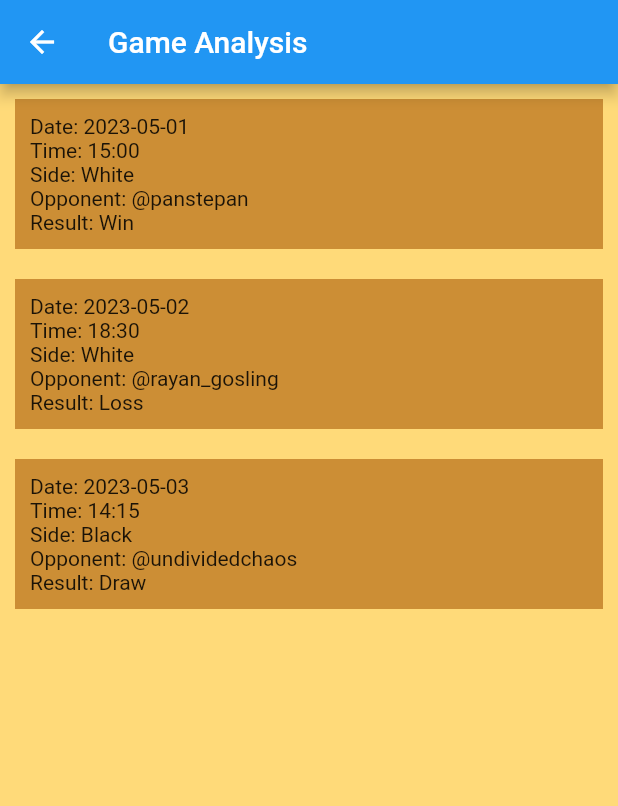
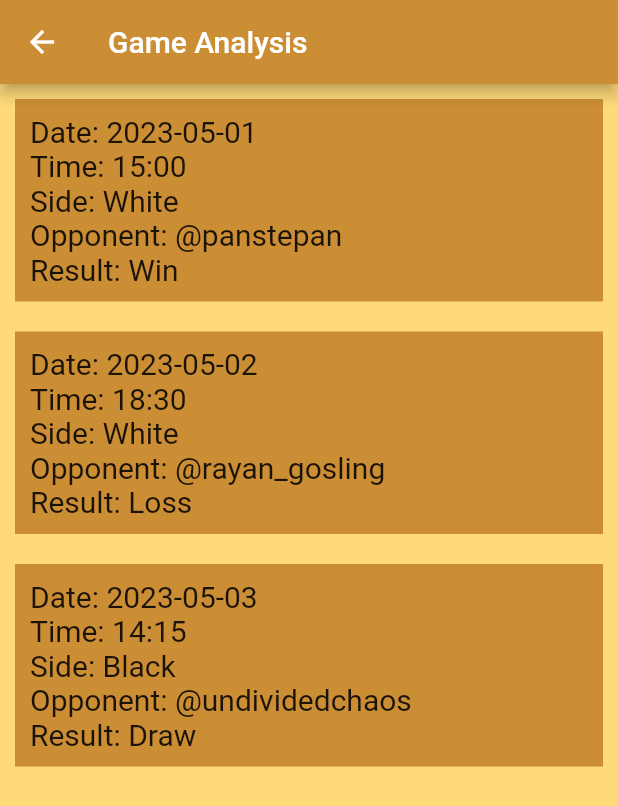
Before and after one commit to erdoganishe/Chess-Arina-Mobile, a Flutter app: the GamePage screen opened directly, on a phone screen of 412 x 824 dp. Shown: the top 806 px of the screen. Run offline on Flutter 3.47's test engine with Material 2 defaults, Android fonts, the light colour scheme and no system bars.

Commit message:
Edited analys page

```diff
--- a/lib/game_for_an.dart
+++ b/lib/game_for_an.dart
@@ -30,6 +30,7 @@ class GamePage extends StatelessWidget {
     return Scaffold(
       appBar: AppBar(
         title: Text('Game Analysis'),
+        backgroundColor: Color(0xffcc8e35), // Зміна кольору верхньої панелі
       ),
       body: Container(
         color: Color(0xffffda79),
@@ -52,11 +53,26 @@ class GamePage extends StatelessWidget {
                 child: Column(
                   crossAxisAlignment: CrossAxisAlignment.start,
                   children: [
-                    Text('Date: ${dataArray[index]['date']}'),
-                    Text('Time: ${dataArray[index]['time']}'),
-                    Text('Side: ${dataArray[index]['side']}'),
-                    Text('Opponent: ${dataArray[index]['opponent']}'),
-                    Text('Result: ${dataArray[index]['result']}'),
+                    Text(
+                      'Date: ${dataArray[index]['date']}',
+                      style: TextStyle(fontSize: 20), // Збільшення шрифту
+                    ),
+                    Text(
+                      'Time: ${dataArray[index]['time']}',
+                      style: TextStyle(fontSize: 20), // Збільшення шрифту
+                    ),
+                    Text(
+                      'Side: ${dataArray[index]['side']}',
+                      style: TextStyle(fontSize: 20), // Збільшення шрифту
+                    ),
+                    Text(
+                      'Opponent: ${dataArray[index]['opponent']}',
+                      style: TextStyle(fontSize: 20), // Збільшення шрифту
+                    ),
+                    Text(
+                      'Result: ${dataArray[index]['result']}',
+                      style: TextStyle(fontSize: 20), // Збільшення шрифту
+                    ),
                   ],
                 ),
               ),
```
